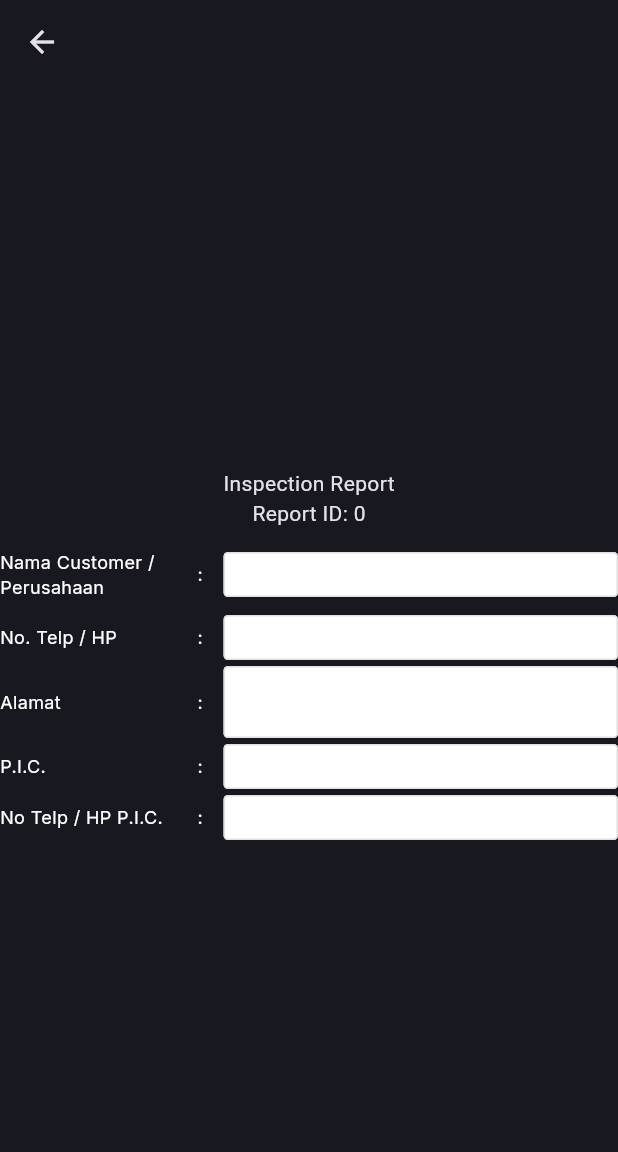
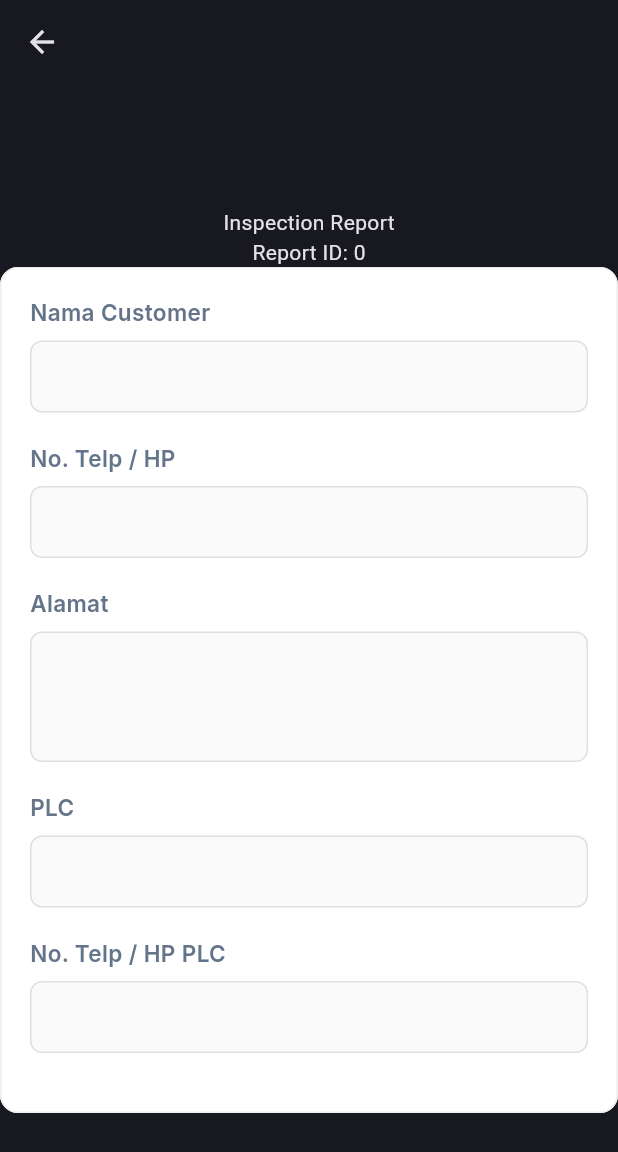
Before and after one commit to sakacyd/indotech_teknisi_app, a Flutter app: the InspectionReportPage screen opened directly with empty values, on a phone screen of 412 x 824 dp. Shown: the top 1152 px of the screen. Run offline on Flutter 3.47's test engine with Material 3 defaults, Android fonts, the phone set to English and light mode, and no system bars; our stand-ins replace action_slider, cached_network_image, dotted_border, easy_stepper, flutter_bloc, flutter_dotenv and 8 more; accounts and stored records are empty; network calls fail.

Commit message:
feat: Enhance report UI with customer details, add new sections, and improve color palette

```diff
--- a/lib/core/theme/app_pallete.dart
+++ b/lib/core/theme/app_pallete.dart
@@ -13,4 +13,9 @@ class AppPallete {
   static const Color blogCardColor = Color.fromARGB(179, 41, 37, 41);
   static const Color blogCardRadiusColor= Color.fromARGB(179, 51, 50, 51);
   static const Color mutedTextColor = Color.fromARGB(179, 255, 255, 255);
+  static const Color primaryColor = Color(0xFF2563EB);
+  static const Color secondaryColor = Color(0xFF64748B);
+  static const Color backgroundColor2 = Color(0xFFF8FAFC);
+  static const Color cardColor = Colors.white;
+  static const Color accentColor = Color(0xFF3B82F6);
 }
--- a/lib/features/dashboard/data/datasources/dashboard_remote_data_source.dart
+++ b/lib/features/dashboard/data/datasources/dashboard_remote_data_source.dart
@@ -53,7 +53,7 @@ class DashboardRemoteDataSourceImpl implements DashboardRemoteDataSource {
             '*, assignment_type(name),customers(name, phone_number, address), technicians(name, phone_number, address)',
           )
           .eq('technician_id', supabaseClient.auth.currentSession!.user.id)
-          .eq('status', 'Pending')
+          /* .eq('status', 'Pending') */
           .gte('scheduled_at', now)
           .order('scheduled_at', ascending: true)
           .limit(1);
--- a/lib/features/report/presentation/widgets/custom_table_row.dart
+++ b/lib/features/report/presentation/widgets/custom_table_row.dart
@@ -27,7 +27,7 @@ TableRow buildCustomTableRow(
         child: TextField(
           controller: controller,
           maxLines: maxLines,
-          style: GoogleFonts.inter(fontSize: 12, color: Colors.white),
+          style: GoogleFonts.inter(fontSize: 12, color: Colors.black),
           decoration: InputDecoration(
             isDense: true,
             contentPadding: const EdgeInsets.symmetric(
--- a/lib/features/report/presentation/widgets/customer_section.dart
+++ b/lib/features/report/presentation/widgets/customer_section.dart
@@ -1,3 +1,4 @@
+import 'package:google_fonts/google_fonts.dart';
 import 'package:indotech_teknisi_app/core/common/entities/report.dart';
 import 'package:indotech_teknisi_app/core/theme/app_pallete.dart';
 import 'package:indotech_teknisi_app/core/utils/calculate_reading_time.dart';
@@ -15,32 +16,96 @@ class CustomerSection extends StatelessWidget {
 
   @override
   Widget build(BuildContext context) {
-    final TextEditingController namaCustomerController =
-        TextEditingController(text: report.customerName);
-    final TextEditingController noTelpController = TextEditingController(text: report.customerPhoneNumber);
-    final TextEditingController alamatController = TextEditingController(text: report.customerAddress);
+    final TextEditingController namaCustomerController = TextEditingController(
+      text: report.customerName,
+    );
+    final TextEditingController noTelpController = TextEditingController(
+      text: report.customerPhoneNumber,
+    );
+    final TextEditingController alamatController = TextEditingController(
+      text: report.customerAddress,
+    );
     final TextEditingController picController = TextEditingController();
     final TextEditingController noTelpPicController = TextEditingController();
+    return Card(
+      elevation: 0,
+      margin: EdgeInsets.zero,
+      shape: RoundedRectangleBorder(
+        borderRadius: BorderRadius.circular(12),
+        side: BorderSide(color: Colors.grey.shade200),
+      ),
+      color: AppPallete.cardColor,
+      child: Padding(
+        padding: const EdgeInsets.all(20),
+        child: Column(
+          children: [
+            _buildTextField("Nama Customer", namaCustomerController),
+            _buildTextField(
+              "No. Telp / HP",
+              noTelpController,
+              keyboardType: TextInputType.phone,
+            ),
+            _buildTextField("Alamat", alamatController, maxLines: 3),
+            _buildTextField("PLC", picController),
+            _buildTextField(
+              "No. Telp / HP PLC",
+              noTelpPicController,
+              keyboardType: TextInputType.phone,
+            ),
+          ],
+        ),
+      ),
+    );
+  }
+}
+
+Widget _buildTextField(
+    String label,
+    TextEditingController controller, {
+    int maxLines = 1,
+    TextInputType? keyboardType,
+  }) {
     return Padding(
-      padding: const EdgeInsets.symmetric(vertical: 6.0),
-      child: Table(
-        columnWidths: const {
-          0: FlexColumnWidth(1.5),
-          1: FlexColumnWidth(0.2),
-          2: FlexColumnWidth(3),
-        },
-        defaultVerticalAlignment: TableCellVerticalAlignment.middle,
+      padding: const EdgeInsets.only(bottom: 20),
+      child: Column(
+        crossAxisAlignment: CrossAxisAlignment.start,
         children: [
-          buildCustomTableRow(
-            "Nama Customer / Perusahaan",
-            namaCustomerController,
+          Text(
+            label,
+            style: GoogleFonts.inter(
+              fontWeight: FontWeight.w600,
+              fontSize: 15,
+              color: AppPallete.secondaryColor,
+            ),
           ),
-          buildCustomTableRow("No. Telp / HP", noTelpController),
-          buildCustomTableRow("Alamat", alamatController, maxLines: 2),
-          buildCustomTableRow("P.I.C.", picController),
-          buildCustomTableRow("No Telp / HP P.I.C.", noTelpPicController),
+          const SizedBox(height: 8),
+          TextField(
+            controller: controller,
+            maxLines: maxLines,
+            keyboardType: keyboardType,
+            style: GoogleFonts.inter(fontSize: 14, color: Colors.grey.shade800),
+            decoration: InputDecoration(
+              border: OutlineInputBorder(
+                borderRadius: BorderRadius.circular(8),
+                borderSide: BorderSide(color: Colors.grey.shade300),
+              ),
+              enabledBorder: OutlineInputBorder(
+                borderRadius: BorderRadius.circular(8),
+                borderSide: BorderSide(color: Colors.grey.shade300),
+              ),
+              focusedBorder: OutlineInputBorder(
+                borderRadius: BorderRadius.circular(8),
+                borderSide: BorderSide(color: AppPallete.accentColor),
+              ),
+              contentPadding: const EdgeInsets.symmetric(
+                horizontal: 16,
+                vertical: 12,
+              ),
+              filled: true,
+              fillColor: Colors.grey.shade50,
+            ),
+          ),
         ],
       ),
     );
   }
-}
```
Also changed, not shown: lib/features/report/data/datasources/report_remote_data_source.dart (+6 -6 lines), lib/features/report/presentation/pages/installation_report_page.dart (+6 -1 lines), lib/features/report/presentation/widgets/customer_info_section.dart (added, +21 -0 lines), lib/features/report/presentation/widgets/section_title.dart (added, +38 -0 lines), lib/features/report/presentation/widgets/signature_section.dart (added, +34 -0 lines).
